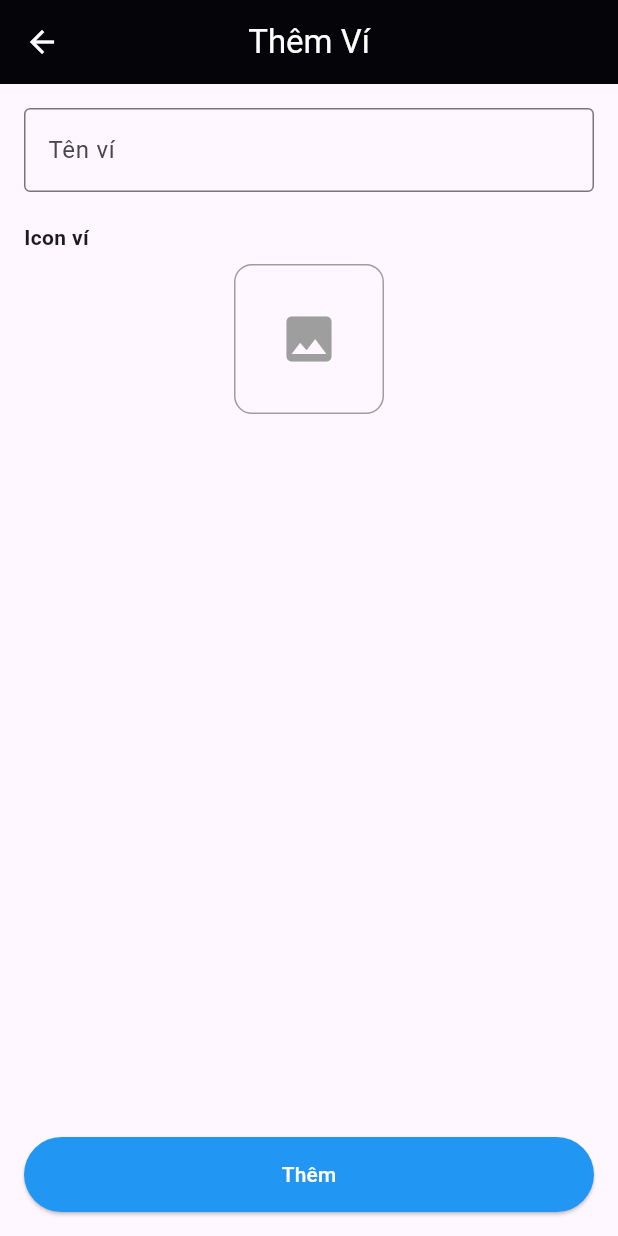
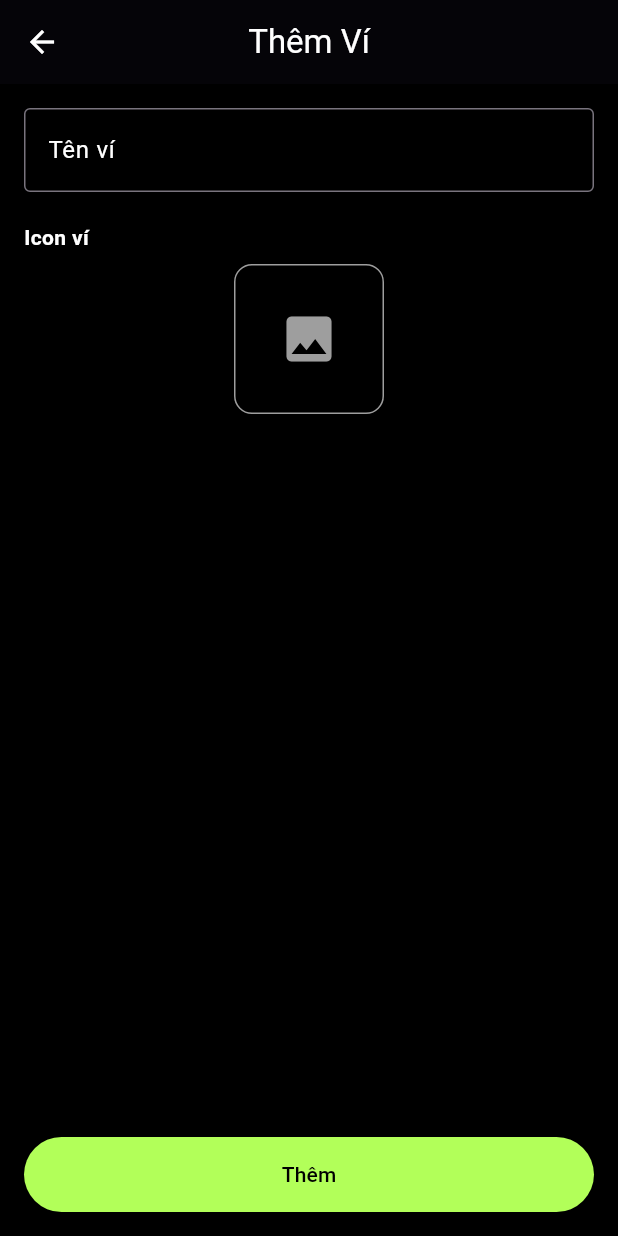
Before and after one commit to NazeCreative/SAMON, a Flutter app: the AddWalletScreen screen opened directly, on a phone screen of 412 x 824 dp. Run offline on Flutter 3.47's test engine with Material 3 defaults, Android fonts, the phone set to English and light mode, and no system bars; our stand-ins replace firebase_core, fl_chart; accounts and stored records are empty.

Commit message:
Sửa màu
Sửa màu cho 2 giao diện sửa và thêm ví

```diff
--- a/project_s/lib/wallet_screens/add_wallet_screen.dart
+++ b/project_s/lib/wallet_screens/add_wallet_screen.dart
@@ -36,6 +36,7 @@ class _AddWalletScreenState extends State<AddWalletScreen> {
   @override
   Widget build(BuildContext context) {
     return Scaffold(
+      backgroundColor: Colors.black,
       appBar: AppBar(
         title: const Text('Thêm Ví'),
         leading: IconButton(
@@ -56,13 +57,14 @@ class _AddWalletScreenState extends State<AddWalletScreen> {
               controller: nameController,
               decoration: const InputDecoration(
                 labelText: 'Tên ví',
+                labelStyle: TextStyle(color: Colors.white),
                 border: OutlineInputBorder(),
               ),
             ),
             const SizedBox(height: 20),
             const Align(
               alignment: Alignment.centerLeft,
-              child: Text('Icon ví', style: TextStyle(fontWeight: FontWeight.bold)),
+              child: Text('Icon ví', style: TextStyle(fontWeight: FontWeight.bold, color: Colors.white)),
             ),
             const SizedBox(height: 8),
             GestureDetector(
@@ -98,8 +100,8 @@ class _AddWalletScreenState extends State<AddWalletScreen> {
             ElevatedButton(
               onPressed: _saveWallet,
               style: ElevatedButton.styleFrom(
-                backgroundColor: Colors.blue,
-                foregroundColor: Colors.white,
+                backgroundColor: Colors.lightGreenAccent,
+                foregroundColor: Colors.black,
                 padding: const EdgeInsets.symmetric(vertical: 14),
                 minimumSize: const Size.fromHeight(50),
               ),
```
Also changed, not shown: project_s/lib/wallet_screens/edit_wallet_screen.dart (+19 -14 lines).
